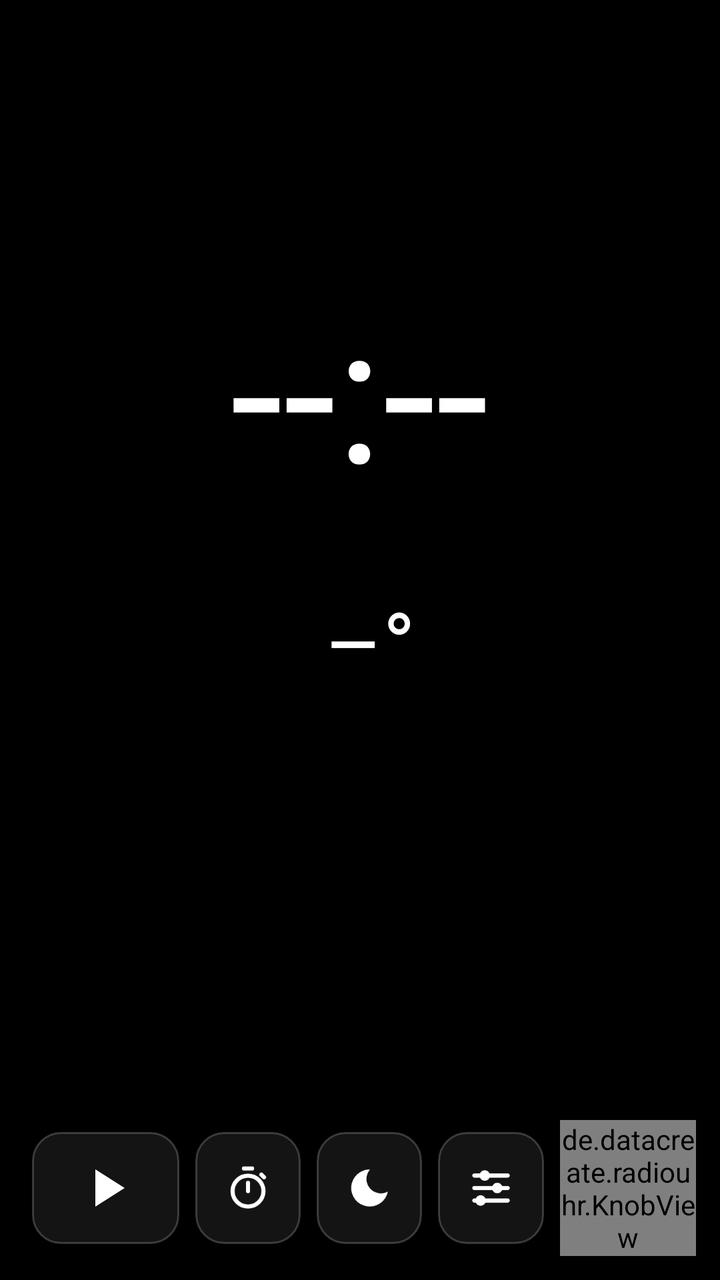
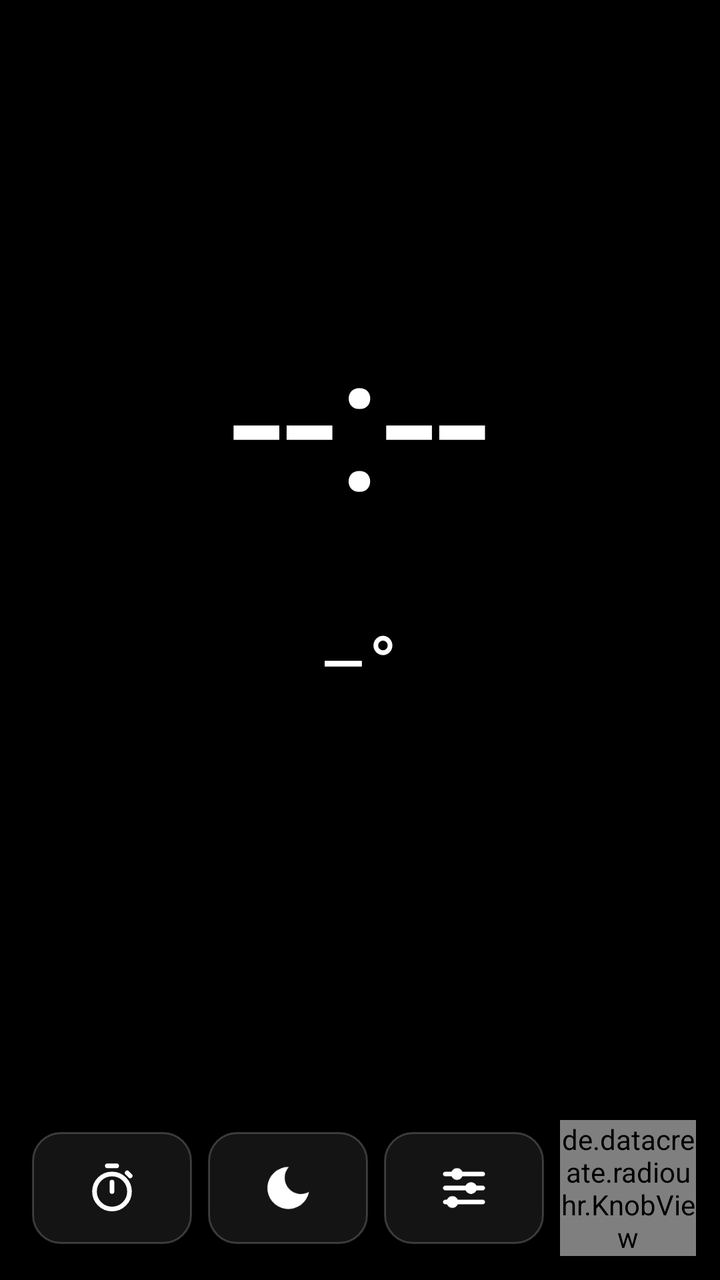

The first picture is an Android layout as it rendered before a commit; the second is the same layout after the commit. The layout source and the unified diff follow.
<!-- AndroidManifest.xml: application theme AppTheme -->
<!-- res/layout/activity_main.xml -->
<?xml version="1.0" encoding="utf-8"?>
<LinearLayout xmlns:android="http://schemas.android.com/apk/res/android"
    android:id="@+id/root"
    android:layout_width="match_parent"
    android:layout_height="match_parent"
    android:background="#000000"
    android:keepScreenOn="true"
    android:orientation="vertical"
    android:padding="12dp">

    <LinearLayout
        android:id="@+id/clockPanel"
        android:layout_width="match_parent"
        android:layout_height="0dp"
        android:layout_weight="1"
        android:gravity="center"
        android:orientation="vertical">

        <TextView
            android:id="@+id/tvTime"
            android:layout_width="wrap_content"
            android:layout_height="wrap_content"
            android:includeFontPadding="false"
            android:singleLine="true"
            android:text="--:--"
            android:textColor="#FFFFFF"
            android:textSize="96sp" />

        <de.datacreate.radiouhr.ClockView
            android:id="@+id/clockView"
            android:layout_width="match_parent"
            android:layout_height="120dp"
            android:visibility="gone" />

        <TextView
            android:id="@+id/tvDate"
            android:layout_width="wrap_content"
            android:layout_height="wrap_content"
            android:textColor="#BBBBBB"
            android:textSize="21sp" />

        <LinearLayout
            android:id="@+id/weatherRow"
            android:layout_width="wrap_content"
            android:layout_height="wrap_content"
            android:layout_marginTop="8dp"
            android:gravity="center_vertical"
            android:orientation="horizontal">

            <TextView
                android:id="@+id/tvWeatherIcon"
                android:layout_width="wrap_content"
                android:layout_height="wrap_content"
                android:textColor="#FFD27A"
                android:textSize="38sp" />

            <TextView
                android:id="@+id/tvTemp"
                android:layout_width="wrap_content"
                android:layout_height="wrap_content"
                android:layout_marginLeft="10dp"
                android:text="–°"
                android:textColor="#FFFFFF"
                android:textSize="44sp" />
        </LinearLayout>

        <TextView
            android:id="@+id/tvWeatherInfo"
            android:layout_width="wrap_content"
            android:layout_height="wrap_content"
            android:gravity="center"
            android:textColor="#999999"
            android:textSize="14sp" />

        <LinearLayout
            android:id="@+id/forecastRow"
            android:layout_width="wrap_content"
            android:layout_height="wrap_content"
            android:layout_marginTop="8dp"
            android:orientation="horizontal" />

        <TextView
            android:id="@+id/tvEvents"
            android:layout_width="wrap_content"
            android:layout_height="wrap_content"
            android:layout_marginTop="10dp"
            android:gravity="center"
            android:lineSpacingExtra="2dp"
            android:maxLines="4"
            android:textColor="#DDDDDD"
            android:textSize="15sp"
            android:visibility="gone" />
    </LinearLayout>

    <LinearLayout
        android:id="@+id/radioPanel"
        android:layout_width="match_parent"
        android:layout_height="wrap_content"
        android:gravity="center"
        android:orientation="vertical">

        <de.datacreate.radiouhr.DialView
            android:id="@+id/dialView"
            android:layout_width="match_parent"
            android:layout_height="78dp"
            android:layout_marginBottom="4dp"
            android:visibility="gone" />

        <TextView
            android:id="@+id/tvStation"
            android:layout_width="match_parent"
            android:layout_height="wrap_content"
            android:ellipsize="end"
            android:gravity="center"
            android:singleLine="true"
            android:textColor="#FFFFFF"
            android:textSize="20sp"
            android:textStyle="bold" />

        <TextView
            android:id="@+id/tvNowPlaying"
            android:layout_width="match_parent"
            android:layout_height="wrap_content"
            android:ellipsize="end"
            android:gravity="center"
            android:singleLine="true"
            android:textColor="#AAAAAA"
            android:textSize="14sp" />

        <HorizontalScrollView
            android:id="@+id/favScroll"
            android:layout_width="match_parent"
            android:layout_height="wrap_content"
            android:layout_marginTop="6dp"
            android:fillViewport="true"
            android:scrollbars="none">

            <LinearLayout
                android:id="@+id/favRow"
                android:layout_width="match_parent"
                android:layout_height="wrap_content"
                android:gravity="center_horizontal"
                android:orientation="horizontal" />
        </HorizontalScrollView>

        <LinearLayout
            android:id="@+id/favGrid"
            android:layout_width="match_parent"
            android:layout_height="wrap_content"
            android:layout_marginTop="6dp"
            android:orientation="vertical"
            android:visibility="gone" />

        <LinearLayout
            android:layout_width="match_parent"
            android:layout_height="wrap_content"
            android:gravity="center_vertical"
            android:orientation="horizontal">

            <ImageView android:id="@+id/btnPlay" style="@style/IconBtn" android:layout_weight="1.4"
                android:padding="12dp" android:src="@drawable/ic_play" />

            <FrameLayout android:id="@+id/btnTimer" style="@style/IconBtn" android:padding="0dp">
                <ImageView
                    android:id="@+id/timerIcon"
                    android:layout_width="match_parent"
                    android:layout_height="match_parent"
                    android:padding="14dp"
                    android:scaleType="fitCenter"
                    android:src="@drawable/ic_timer" />
                <TextView
                    android:id="@+id/tvTimerBadge"
                    android:layout_width="wrap_content"
                    android:layout_height="wrap_content"
                    android:layout_gravity="bottom|right"
                    android:layout_margin="3dp"
                    android:textColor="#FF8A3D"
                    android:textSize="11sp"
                    android:textStyle="bold" />
            </FrameLayout>

            <ImageView android:id="@+id/btnNight" style="@style/IconBtn" android:src="@drawable/ic_moon" />
            <ImageView android:id="@+id/btnSettings" style="@style/IconBtn" android:src="@drawable/ic_tune" />

            <de.datacreate.radiouhr.KnobView
                android:id="@+id/knob"
                android:layout_width="68dp"
                android:layout_height="68dp"
                android:layout_marginLeft="4dp" />
        </LinearLayout>
    </LinearLayout>
</LinearLayout>
<!-- resources referenced by this layout -->
<resources>
  <!-- drawable ic_moon (drawable) -->
  <vector xmlns:android="http://schemas.android.com/apk/res/android" android:width="24dp" android:height="24dp" android:viewportWidth="24" android:viewportHeight="24">
      <path android:fillColor="#FFFFFF" android:pathData="M12.3,3A9,9 0 1,0 21,13.7A7,7 0 0,1 12.3,3z" />
  </vector>
  <!-- drawable ic_play (drawable) -->
  <vector xmlns:android="http://schemas.android.com/apk/res/android" android:width="24dp" android:height="24dp" android:viewportWidth="24" android:viewportHeight="24">
      <path android:fillColor="#FFFFFF" android:pathData="M8,5v14l11,-7z" />
  </vector>
  <!-- drawable ic_timer (drawable) -->
  <vector xmlns:android="http://schemas.android.com/apk/res/android" android:width="24dp" android:height="24dp" android:viewportWidth="24" android:viewportHeight="24">
      <path android:fillColor="#00000000" android:strokeColor="#FFFFFF" android:strokeWidth="2"
          android:pathData="M4.5,13.5a7.5,7.5 0 1,0 15,0a7.5,7.5 0 1,0 -15,0" />
      <path android:fillColor="#00000000" android:strokeColor="#FFFFFF" android:strokeWidth="2" android:strokeLineCap="round"
          android:pathData="M12,13.5L12,9.5M10,2.5L14,2.5M18.5,5.5L19.8,6.8" />
  </vector>
  <!-- drawable ic_tune (drawable) -->
  <vector xmlns:android="http://schemas.android.com/apk/res/android" android:width="24dp" android:height="24dp" android:viewportWidth="24" android:viewportHeight="24">
      <path android:fillColor="#00000000" android:strokeColor="#FFFFFF" android:strokeWidth="2" android:strokeLineCap="round"
          android:pathData="M4,6L20,6M4,12L20,12M4,18L20,18" />
      <path android:fillColor="#FFFFFF"
          android:pathData="M6.5,6a2.5,2.5 0 1,0 5,0a2.5,2.5 0 1,0 -5,0M12.5,12a2.5,2.5 0 1,0 5,0a2.5,2.5 0 1,0 -5,0M4.5,18a2.5,2.5 0 1,0 5,0a2.5,2.5 0 1,0 -5,0" />
  </vector>
  <style name="IconBtn">
          <item name="android:layout_width">0dp</item>
          <item name="android:layout_height">56dp</item>
          <item name="android:layout_weight">1</item>
          <item name="android:layout_margin">4dp</item>
          <item name="android:padding">14dp</item>
          <item name="android:scaleType">fitCenter</item>
          <item name="android:background">@drawable/btn_bg</item>
          <item name="android:clickable">true</item>
          <item name="android:focusable">true</item>
      </style>
  <style name="AppTheme" parent="android:Theme.Material.NoActionBar.Fullscreen">
          <item name="android:windowBackground">@android:color/black</item>
          <item name="android:colorAccent">#FF8A3D</item>
      </style>
  <!-- drawable btn_bg (drawable) -->
  <?xml version="1.0" encoding="utf-8"?>
  <selector xmlns:android="http://schemas.android.com/apk/res/android">
      <item android:state_pressed="true">
          <shape android:shape="rectangle">
              <solid android:color="#33FFFFFF" />
              <corners android:radius="14dp" />
              <stroke android:width="1dp" android:color="#66FFFFFF" />
          </shape>
      </item>
      <item>
          <shape android:shape="rectangle">
              <solid android:color="#14FFFFFF" />
              <corners android:radius="14dp" />
              <stroke android:width="1dp" android:color="#33FFFFFF" />
          </shape>
      </item>
  </selector>
</resources>

<!-- the commit's change to res/layout/activity_main.xml (unified diff, before → after) -->
@@ -52,7 +52,7 @@
                 android:layout_width="wrap_content"
                 android:layout_height="wrap_content"
                 android:textColor="#FFD27A"
-                android:textSize="38sp" />
+                android:textSize="32sp" />
 
             <TextView
                 android:id="@+id/tvTemp"
@@ -61,16 +61,18 @@
                 android:layout_marginLeft="10dp"
                 android:text="–°"
                 android:textColor="#FFFFFF"
-                android:textSize="44sp" />
+                android:textSize="38sp" />
+
+            <TextView
+                android:id="@+id/tvWeatherInfo"
+                android:layout_width="wrap_content"
+                android:layout_height="wrap_content"
+                android:layout_marginLeft="12dp"
+                android:maxLines="2"
+                android:textColor="#999999"
+                android:textSize="14sp" />
         </LinearLayout>
 
-        <TextView
-            android:id="@+id/tvWeatherInfo"
-            android:layout_width="wrap_content"
-            android:layout_height="wrap_content"
-            android:gravity="center"
-            android:textColor="#999999"
-            android:textSize="14sp" />
 
         <LinearLayout
             android:id="@+id/forecastRow"
@@ -158,7 +160,7 @@
             android:orientation="horizontal">
 
             <ImageView android:id="@+id/btnPlay" style="@style/IconBtn" android:layout_weight="1.4"
-                android:padding="12dp" android:src="@drawable/ic_play" />
+                android:padding="12dp" android:src="@drawable/ic_play" android:visibility="gone" />
 
             <FrameLayout android:id="@+id/btnTimer" style="@style/IconBtn" android:padding="0dp">
                 <ImageView
